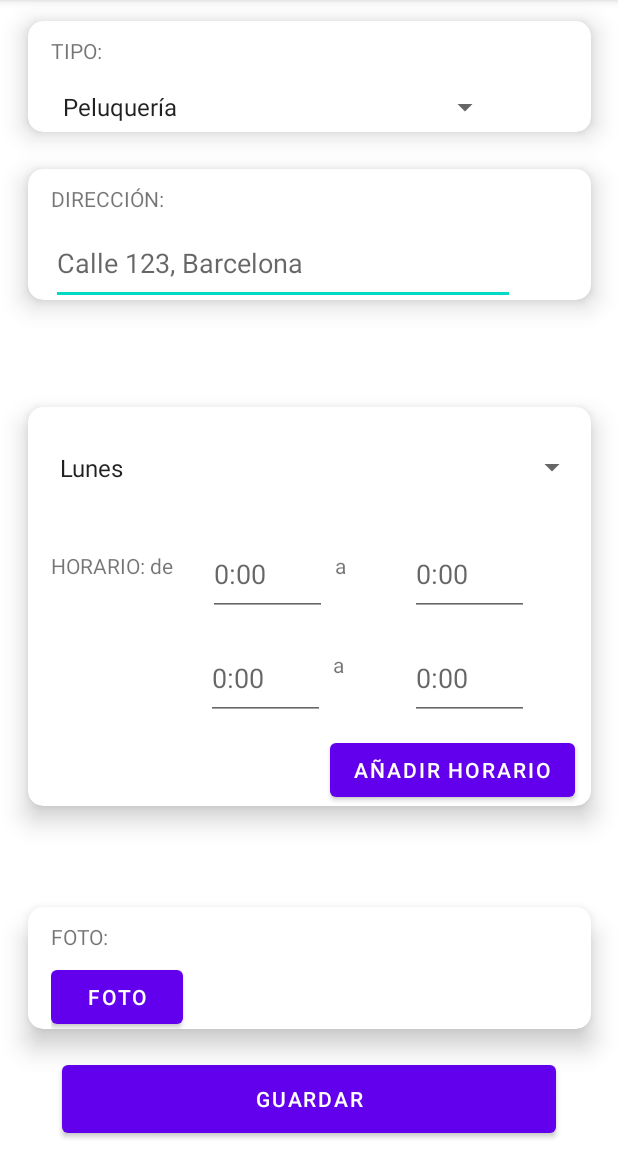
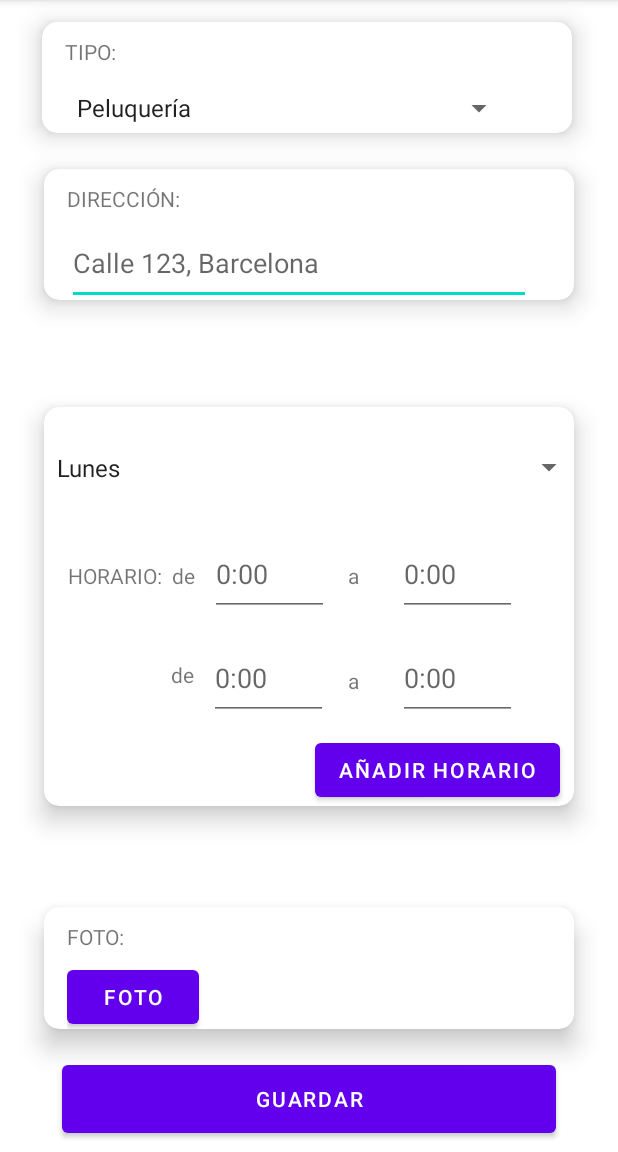
Before and after one commit to BorjaMontoro/ProyectoFinalApp, an Android app: the ActivityAnuncio screen opened directly, with no data from a screen before it, on a phone screen of 412 x 824 dp, the part 84-1236 px from its top. Run offline under Robolectric (Android 15) with nearby library versions, the phone set to English and light mode, and no system bars.

Commit message:
Arreglado visibilidad de toda la app en movil real

```diff
--- a/app/src/main/res/layout/activity_anuncio.xml
+++ b/app/src/main/res/layout/activity_anuncio.xml
@@ -23,47 +23,9 @@
             app:layout_constraintVertical_bias="0.991" />
 
         <androidx.cardview.widget.CardView
-            android:id="@+id/tipo_cardview"
-            android:layout_width="375dp"
-            android:layout_height="74dp"
-            android:layout_marginStart="10dp"
-            android:layout_marginEnd="10dp"
-            app:cardCornerRadius="10dp"
-            app:cardElevation="10dp"
-            app:layout_constraintBottom_toBottomOf="parent"
-            app:layout_constraintEnd_toEndOf="parent"
-            app:layout_constraintStart_toStartOf="parent"
-            app:layout_constraintTop_toTopOf="parent"
-            app:layout_constraintVertical_bias="0.02">
-
-            <LinearLayout
-                android:layout_width="match_parent"
-                android:layout_height="88dp"
-                android:orientation="vertical"
-                android:layout_marginStart="15dp"
-                android:layout_marginTop="10dp">
-
-
-                <TextView
-                    android:id="@+id/textView10"
-                    android:layout_width="62dp"
-                    android:layout_height="21dp"
-                    android:text="TIPO:" />
-
-                <Spinner
-                    android:id="@+id/tipo"
-                    android:layout_width="300dp"
-                    android:layout_height="52dp"
-                    android:entries="@array/crear_anuncio" />
-            </LinearLayout>
-        </androidx.cardview.widget.CardView>
-
-        <androidx.cardview.widget.CardView
             android:id="@+id/direccion_cardview"
-            android:layout_width="375dp"
+            android:layout_width="353dp"
             android:layout_height="87dp"
-            android:layout_marginStart="10dp"
-            android:layout_marginEnd="10dp"
             app:cardCornerRadius="10dp"
             app:cardElevation="10dp"
             app:layout_constraintBottom_toBottomOf="parent"
@@ -75,9 +37,9 @@
             <LinearLayout
                 android:layout_width="match_parent"
                 android:layout_height="83dp"
-                android:orientation="vertical"
                 android:layout_marginStart="15dp"
-                android:layout_marginTop="10dp">
+                android:layout_marginTop="10dp"
+                android:orientation="vertical">
 
                 <TextView
                     android:id="@+id/textView5"
@@ -98,10 +60,8 @@
 
         <androidx.cardview.widget.CardView
             android:id="@+id/horario_cardview"
-            android:layout_width="375dp"
+            android:layout_width="353dp"
             android:layout_height="266dp"
-            android:layout_marginStart="10dp"
-            android:layout_marginEnd="10dp"
             app:cardCornerRadius="10dp"
             app:cardElevation="10dp"
             app:layout_constraintBottom_toBottomOf="parent"
@@ -147,10 +107,10 @@
                     android:text="a"
                     app:layout_constraintBottom_toBottomOf="parent"
                     app:layout_constraintEnd_toEndOf="parent"
-                    app:layout_constraintHorizontal_bias="0.58"
+                    app:layout_constraintHorizontal_bias="0.618"
                     app:layout_constraintStart_toStartOf="parent"
                     app:layout_constraintTop_toTopOf="parent"
-                    app:layout_constraintVertical_bias="0.675" />
+                    app:layout_constraintVertical_bias="0.72" />
 
                 <EditText
                     android:id="@+id/hora4"
@@ -187,10 +147,10 @@
                     android:text="a"
                     app:layout_constraintBottom_toBottomOf="parent"
                     app:layout_constraintEnd_toEndOf="parent"
-                    app:layout_constraintHorizontal_bias="0.585"
+                    app:layout_constraintHorizontal_bias="0.618"
                     app:layout_constraintStart_toStartOf="parent"
                     app:layout_constraintTop_toTopOf="parent"
-                    app:layout_constraintVertical_bias="0.4" />
+                    app:layout_constraintVertical_bias="0.429" />
 
                 <EditText
                     android:id="@+id/hora2"
@@ -224,22 +184,29 @@
                     android:layout_width="96dp"
                     android:layout_height="26dp"
                     android:layout_marginStart="15dp"
-                    android:text="HORARIO: de"
+                    android:text="HORARIO:  de"
                     app:layout_constraintBottom_toBottomOf="parent"
                     app:layout_constraintEnd_toEndOf="parent"
-                    app:layout_constraintHorizontal_bias="0.0"
+                    app:layout_constraintHorizontal_bias="0.004"
                     app:layout_constraintStart_toStartOf="parent"
                     app:layout_constraintTop_toTopOf="parent"
-                    app:layout_constraintVertical_bias="0.4" />
+                    app:layout_constraintVertical_bias="0.429" />
+
+                <TextView
+                    android:id="@+id/textView19"
+                    android:layout_width="25dp"
+                    android:layout_height="26dp"
+                    android:layout_marginTop="40dp"
+                    android:text="de"
+                    app:layout_constraintEnd_toStartOf="@+id/hora3"
+                    app:layout_constraintTop_toBottomOf="@+id/textView9" />
             </androidx.constraintlayout.widget.ConstraintLayout>
         </androidx.cardview.widget.CardView>
 
         <androidx.cardview.widget.CardView
             android:id="@+id/foto_cardview"
-            android:layout_width="375dp"
+            android:layout_width="353dp"
             android:layout_height="81dp"
-            android:layout_marginStart="10dp"
-            android:layout_marginEnd="10dp"
             app:cardCornerRadius="10dp"
             app:cardElevation="10dp"
             app:layout_constraintBottom_toBottomOf="parent"
@@ -251,9 +218,9 @@
             <LinearLayout
                 android:layout_width="424dp"
                 android:layout_height="92dp"
-                android:orientation="vertical"
                 android:layout_marginStart="15dp"
-                android:layout_marginTop="10dp">
+                android:layout_marginTop="10dp"
+                android:orientation="vertical">
 
 
                 <TextView
@@ -271,6 +238,41 @@
 
         </androidx.cardview.widget.CardView>
 
+        <androidx.cardview.widget.CardView
+            android:id="@+id/tipo_cardview"
+            android:layout_width="353dp"
+            android:layout_height="74dp"
+            app:cardCornerRadius="10dp"
+            app:cardElevation="10dp"
+            app:layout_constraintBottom_toBottomOf="parent"
+            app:layout_constraintEnd_toEndOf="parent"
+            app:layout_constraintHorizontal_bias="0.482"
+            app:layout_constraintStart_toStartOf="parent"
+            app:layout_constraintTop_toTopOf="parent"
+            app:layout_constraintVertical_bias="0.021">
+
+            <LinearLayout
+                android:layout_width="match_parent"
+                android:layout_height="88dp"
+                android:layout_marginStart="15dp"
+                android:layout_marginTop="10dp"
+                android:orientation="vertical">
+
+
+                <TextView
+                    android:id="@+id/textView10"
+                    android:layout_width="62dp"
+                    android:layout_height="21dp"
+                    android:text="TIPO:" />
+
+                <Spinner
+                    android:id="@+id/tipo"
+                    android:layout_width="300dp"
+                    android:layout_height="52dp"
+                    android:entries="@array/crear_anuncio" />
+            </LinearLayout>
+        </androidx.cardview.widget.CardView>
+
     </androidx.constraintlayout.widget.ConstraintLayout>
 
 </androidx.constraintlayout.widget.ConstraintLayout>
```
Also changed, not shown: app/src/main/res/layout/fragment_services.xml (+14 -22 lines).
